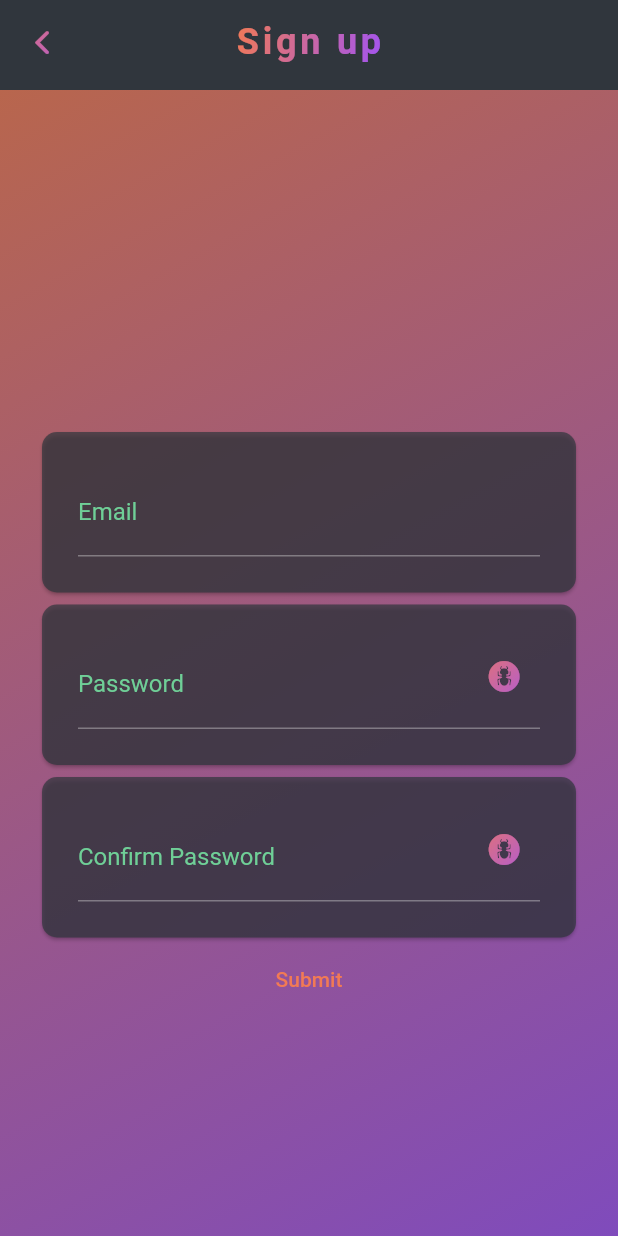
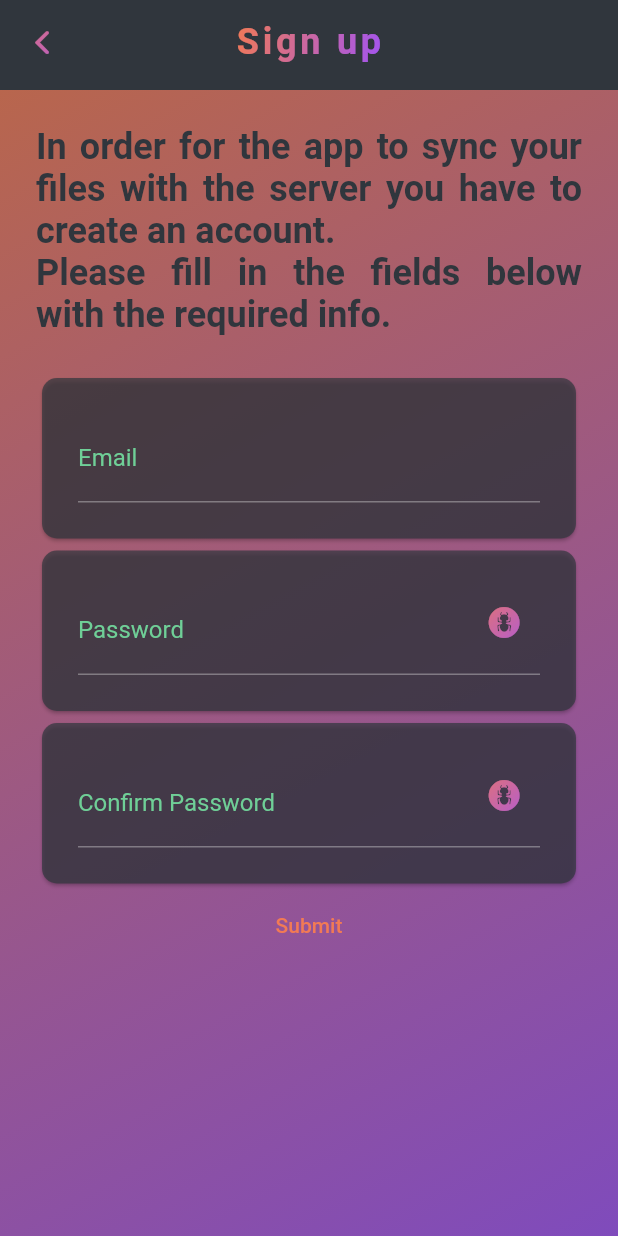
Before and after one commit to lorenacimpean/shit_grabber, a Flutter app: the SignUpScreen screen opened by its route, on a phone screen of 412 x 824 dp. Run offline on Flutter 3.47's test engine with Material 2 defaults, Android fonts, the phone set to English and light mode, and no system bars; our stand-ins replace camera, file_picker, get, permission_handler, qr_flutter, rxdart and 1 more; missing offline and left inert: flutter_pdfview; accounts and stored records are empty; Roboto replaces fonts that are missing (SpaceMono).

Commit message:
added info string on signup screen

```diff
--- a/lib/screens/sign_up_screen/sign_up_screen.dart
+++ b/lib/screens/sign_up_screen/sign_up_screen.dart
@@ -26,33 +26,44 @@ class SignUpScreen extends GetView<SignUpController> {
         padding: EdgeInsets.all(AppDimensions.defaultPadding),
         child: Form(
           child: controller.obx(
-              (state) => ListView(
-                    children: [
-                      Container(height: 200),
-                      ListView.builder(
-                        physics: BouncingScrollPhysics(),
-                        shrinkWrap: true,
-                        itemCount: controller.fields.length,
-                        itemBuilder: (ctx, i) => AppTextInput(
-                            formField: controller.fields[i],
-                            onTextObscureToggle: () => controller
-                                .toggleObscureText(controller.fields[i])),
-                      ),
-                      controller.isPasswordError.value
-                          ? ConfirmPasswordErrorWidget()
-                          : Container(),
-                      _buildSubmitButton(),
-                    ],
-                  ),
-              onLoading: LoadingWidget(),
-              onError: (e) => AppErrorWidget(
-                    errorMessage: e,
-                    onRetry: controller.onInit,
-                  )),
+            (state) => ListView(children: [
+              _buildInfo(),
+              _buildFields(),
+              controller.isPasswordError.value
+                  ? ConfirmPasswordErrorWidget()
+                  : Container(),
+              _buildSubmitButton(),
+            ]),
+            onLoading: LoadingWidget(),
+            onError: (e) => AppErrorWidget(
+              errorMessage: e,
+              onRetry: controller.onInit,
+            ),
+          ),
         ),
       ),
     );
   }
+
+  Widget _buildInfo() => Padding(
+        padding: EdgeInsets.only(bottom: AppDimensions.defaultPadding),
+        child: Text(
+          AppStrings.signUpInfo,
+          style: AppTextTheme.darkTextTheme.headline2
+              ?.copyWith(color: AppColors.appBlack),
+          textAlign: TextAlign.justify,
+        ),
+      );
+
+  Widget _buildFields() => ListView.builder(
+        physics: BouncingScrollPhysics(),
+        shrinkWrap: true,
+        itemCount: controller.fields.length,
+        itemBuilder: (ctx, i) => AppTextInput(
+            formField: controller.fields[i],
+            onTextObscureToggle: () =>
+                controller.toggleObscureText(controller.fields[i])),
+      );
 
   Widget _buildSubmitButton() => TextButton(
         onPressed: controller.validateConfirmPassword,
--- a/lib/themes/app_strings.dart
+++ b/lib/themes/app_strings.dart
@@ -29,4 +29,9 @@ class AppStrings {
       'Passwords did not match. Please fill them out again';
   static const String submit = 'Submit';
   static const String retry = 'Retry';
+
+  // Sign up
+  static const String signUpInfo =
+      ' In order for the app to sync your files with the server you have to create an account.'
+      '\n Please fill in the fields below with the required info.';
 }
```
